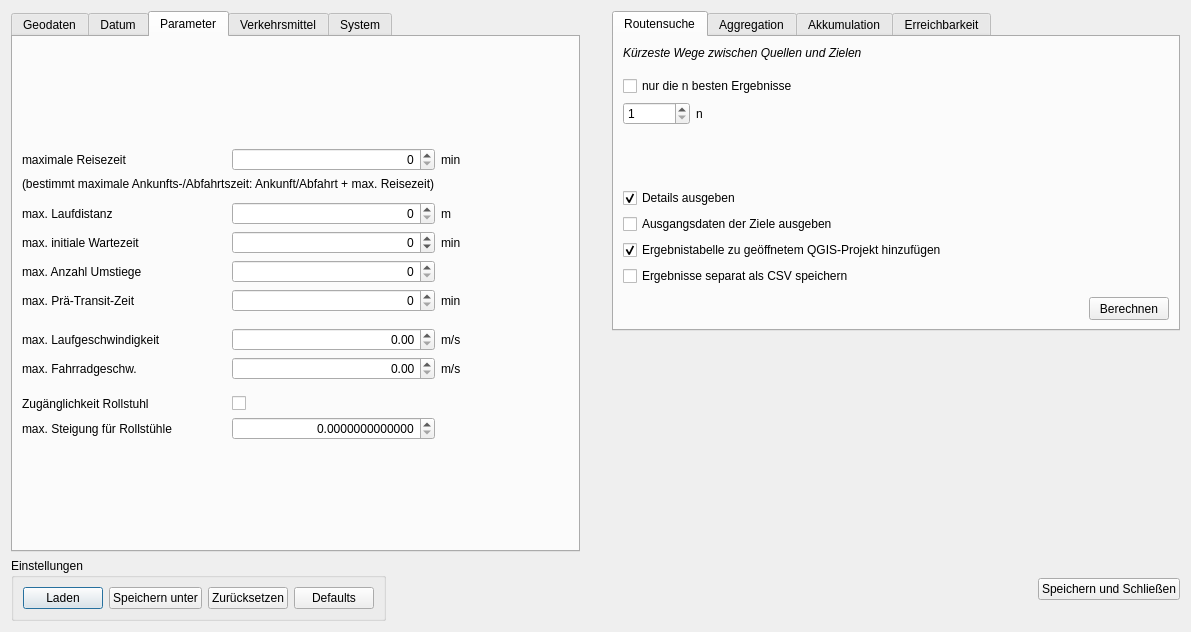
Old version of the form OTP/OTP_dialog_base.ui in the repository ChrFr/qgis-OTP.
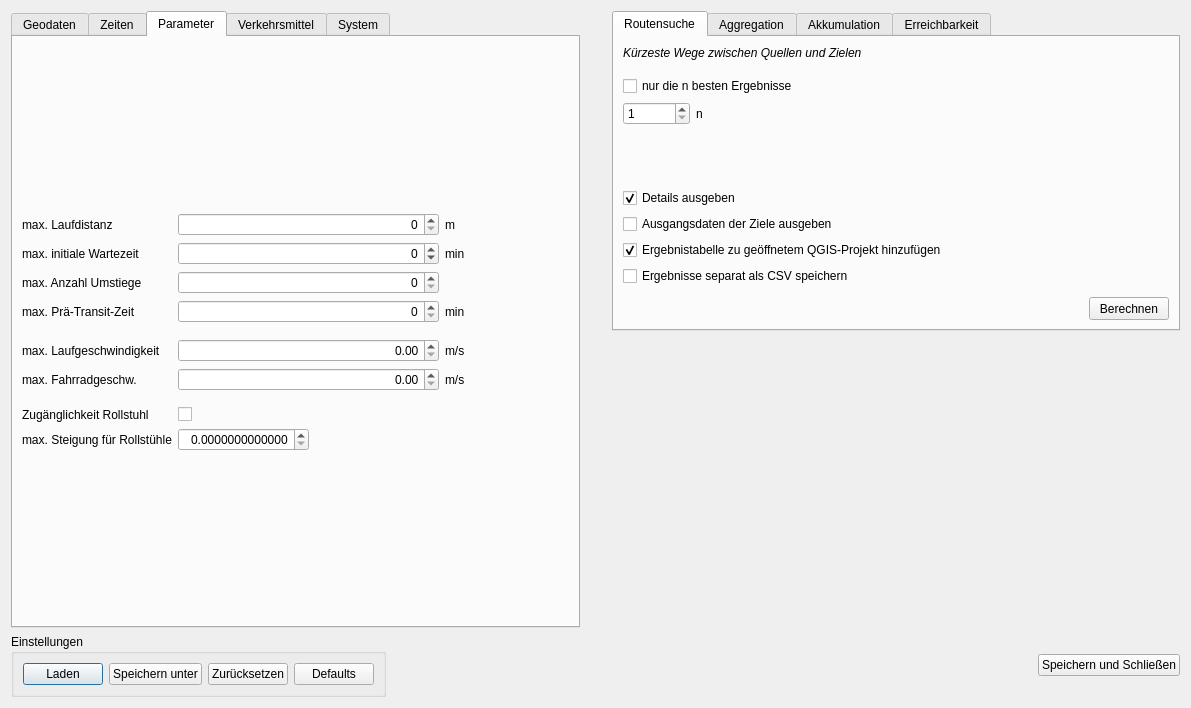
New version of the form. The open tabs and pages were chosen to show the change.

Commit message: Update: OTP UI - moved max time to different tab changed labeling

What changed in the file:
```diff
--- a/OTP/OTP_dialog_base.ui
+++ b/OTP/OTP_dialog_base.ui
@@ -10,7 +10,7 @@
     <x>0</x>
     <y>0</y>
     <width>1191</width>
-    <height>632</height>
+    <height>708</height>
    </rect>
   </property>
   <property name="minimumSize">
@@ -1015,7 +1015,7 @@
      </widget>
      <widget class="QWidget" name="tab_5">
       <attribute name="title">
-       <string>Datum</string>
+       <string>Zeiten</string>
       </attribute>
       <attribute name="toolTip">
        <string>Datum und Zeit der Routensuche</string>
@@ -1169,7 +1169,57 @@
        <item row="3" column="0">
         <layout class="QHBoxLayout" name="horizontalLayout_6">
          <item>
-          <spacer name="horizontalSpacer_10">
+          <widget class="QLabel" name="max_time_label_left">
+           <property name="toolTip">
+            <string>maximale Zeit, die für eine Route benötigt werden darf
+maximal einstellbarer Wert entspricht unendlich</string>
+           </property>
+           <property name="text">
+            <string>späteste Ankunft</string>
+           </property>
+           <property name="alignment">
+            <set>Qt::AlignLeading|Qt::AlignLeft|Qt::AlignVCenter</set>
+           </property>
+          </widget>
+         </item>
+         <item>
+          <widget class="QSpinBox" name="max_time_edit">
+           <property name="minimumSize">
+            <size>
+             <width>0</width>
+             <height>20</height>
+            </size>
+           </property>
+           <property name="toolTip">
+            <string>maximale Zeit, die für eine Route benötigt werden darf
+maximal einstellbarer Wert entspricht unendlich</string>
+           </property>
+           <property name="alignment">
+            <set>Qt::AlignRight|Qt::AlignTrailing|Qt::AlignVCenter</set>
+           </property>
+           <property name="minimum">
+            <number>0</number>
+           </property>
+           <property name="maximum">
+            <number>2147483647</number>
+           </property>
+           <property name="value">
+            <number>0</number>
+           </property>
+          </widget>
+         </item>
+         <item>
+          <widget class="QLabel" name="max_time_label_right">
+           <property name="toolTip">
+            <string/>
+           </property>
+           <property name="text">
+            <string>min nach Abfahrtszeit</string>
+           </property>
+          </widget>
+         </item>
+         <item>
+          <spacer name="horizontalSpacer_12">
            <property name="orientation">
             <enum>Qt::Horizontal</enum>
            </property>
@@ -1200,20 +1250,7 @@
        <string>zusätzliche Parameter der Routensuche</string>
       </attribute>
       <layout class="QGridLayout" name="gridLayout_7">
-       <item row="15" column="1">
-        <widget class="QDoubleSpinBox" name="bike_speed_edit">
-         <property name="toolTip">
-          <string>maximale Fahrradgeschwindigkeit</string>
-         </property>
-         <property name="alignment">
-          <set>Qt::AlignRight|Qt::AlignTrailing|Qt::AlignVCenter</set>
-         </property>
-         <property name="singleStep">
-          <double>0.100000000000000</double>
-         </property>
-        </widget>
-       </item>
-       <item row="16" column="1">
+       <item row="13" column="1">
         <spacer name="verticalSpacer_21">
          <property name="orientation">
           <enum>Qt::Vertical</enum>
@@ -1229,7 +1266,7 @@
          </property>
         </spacer>
        </item>
-       <item row="13" column="0">
+       <item row="10" column="0">
         <widget class="QLabel" name="label_15">
          <property name="toolTip">
           <string>maximale Laufgeschwindigkeit</string>
@@ -1239,7 +1276,7 @@
          </property>
         </widget>
        </item>
-       <item row="8" column="0">
+       <item row="5" column="0">
         <widget class="QLabel" name="label_23">
          <property name="toolTip">
           <string>maximale Anzahl der Umstiege auf der Route</string>
@@ -1249,7 +1286,7 @@
          </property>
         </widget>
        </item>
-       <item row="18" column="0">
+       <item row="15" column="0">
         <widget class="QLabel" name="label_34">
          <property name="toolTip">
           <string>maximale Steigung, bis zu der ein Routenabschnitt als für Rollstühle zugänglich gilt</string>
@@ -1259,7 +1296,21 @@
          </property>
         </widget>
        </item>
-       <item row="15" column="0">
+       <item row="6" column="3">
+        <widget class="QLabel" name="label_32">
+         <property name="text">
+          <string>min</string>
+         </property>
+        </widget>
+       </item>
+       <item row="12" column="3">
+        <widget class="QLabel" name="label_20">
+         <property name="text">
+          <string>m/s</string>
+         </property>
+        </widget>
+       </item>
+       <item row="12" column="0">
         <widget class="QLabel" name="label_19">
          <property name="toolTip">
           <string>maximale Fahrradgeschwindigkeit</string>
@@ -1269,54 +1320,14 @@
          </property>
         </widget>
        </item>
-       <item row="15" column="2">
-        <widget class="QLabel" name="label_20">
-         <property name="text">
-          <string>m/s</string>
-         </property>
-        </widget>
-       </item>
-       <item row="9" column="2">
-        <widget class="QLabel" name="label_32">
-         <property name="text">
-          <string>min</string>
-         </property>
-        </widget>
-       </item>
-       <item row="13" column="2">
+       <item row="10" column="3">
         <widget class="QLabel" name="label_16">
          <property name="text">
           <string>m/s</string>
          </property>
         </widget>
        </item>
-       <item row="9" column="1">
-        <widget class="QSpinBox" name="pre_transit_edit">
-         <property name="toolTip">
-          <string>Park &amp; Ride / Kiss &amp; Ride: maximale Anfahrtszeit zum Bahnhof</string>
-         </property>
-         <property name="alignment">
-          <set>Qt::AlignRight|Qt::AlignTrailing|Qt::AlignVCenter</set>
-         </property>
-        </widget>
-       </item>
-       <item row="10" column="1">
-        <spacer name="verticalSpacer_22">
-         <property name="orientation">
-          <enum>Qt::Vertical</enum>
-         </property>
-         <property name="sizeType">
-          <enum>QSizePolicy::Fixed</enum>
-         </property>
-         <property name="sizeHint" stdset="0">
-          <size>
-           <width>20</width>
-           <height>10</height>
-          </size>
-         </property>
-        </spacer>
-       </item>
-       <item row="17" column="1">
+       <item row="14" column="1">
         <widget class="QCheckBox" name="wheelchair_check">
          <property name="toolTip">
           <string>Berücksichtung der Zugänglichkeit für Rollstühle an/aus</string>
@@ -1326,17 +1337,23 @@
          </property>
         </widget>
        </item>
-       <item row="8" column="1">
-        <widget class="QSpinBox" name="transfers_edit">
-         <property name="toolTip">
-          <string>maximale Anzahl der Umstiege auf der Route</string>
+       <item row="7" column="1">
+        <spacer name="verticalSpacer_22">
+         <property name="orientation">
+          <enum>Qt::Vertical</enum>
          </property>
-         <property name="alignment">
-          <set>Qt::AlignRight|Qt::AlignTrailing|Qt::AlignVCenter</set>
+         <property name="sizeType">
+          <enum>QSizePolicy::Fixed</enum>
          </property>
-        </widget>
+         <property name="sizeHint" stdset="0">
+          <size>
+           <width>20</width>
+           <height>10</height>
+          </size>
+         </property>
+        </spacer>
        </item>
-       <item row="18" column="1">
+       <item row="15" column="1">
         <widget class="QDoubleSpinBox" name="max_slope_edit">
          <property name="toolTip">
           <string>maximale Steigung, bis zu der ein Routenabschnitt als für Rollstühle zugänglich gilt</string>
@@ -1352,54 +1369,7 @@
          </property>
         </widget>
        </item>
-       <item row="7" column="0">
-        <widget class="QLabel" name="label_21">
-         <property name="toolTip">
-          <string>maximale Wartezeit zu Beginn der Route 
--1: Wartezeit wird ignoriert 
- 0: Wartezeit wird zu Reisezeit addiert 
- &gt;0: maximale Wartezeit zu Beginn der Reise</string>
-         </property>
-         <property name="text">
-          <string>max. initiale Wartezeit</string>
-         </property>
-        </widget>
-       </item>
-       <item row="7" column="1">
-        <widget class="QSpinBox" name="clamp_edit">
-         <property name="toolTip">
-          <string>maximale Wartezeit zu Beginn der Route 
--1: Wartezeit wird ignoriert 
- 0: Wartezeit wird zu Reisezeit addiert 
- &gt;0: maximale Wartezeit zu Beginn der Reise</string>
-         </property>
-         <property name="alignment">
-          <set>Qt::AlignRight|Qt::AlignTrailing|Qt::AlignVCenter</set>
-         </property>
-         <property name="minimum">
-          <number>-1</number>
-         </property>
-         <property name="maximum">
-          <number>1000000000</number>
-         </property>
-        </widget>
-       </item>
-       <item row="4" column="1">
-        <widget class="QSpinBox" name="max_walk_dist_edit">
-         <property name="toolTip">
-          <string>maximale Distanz, die auf der Route zu Fuß zurückgelegt werden darf 
-maximal einstellbarer Wert entspricht unendlich 
-ACHTUNG: wird ignori</string>
-         </property>
-         <property name="alignment">
-          <set>Qt::AlignRight|Qt::AlignTrailing|Qt::AlignVCenter</set>
-         </property>
-         <property name="maximum">
-          <number>2147483647</number>
-         </property>
-        </widget>
-       </item>
-       <item row="7" column="2">
+       <item row="4" column="3">
         <widget class="QLabel" name="label_22">
          <property name="toolTip">
           <string/>
@@ -1409,55 +1379,19 @@
          </property>
         </widget>
        </item>
-       <item row="1" column="2">
-        <widget class="QLabel" name="label_8">
-         <property name="toolTip">
-          <string/>
-         </property>
-         <property name="text">
-          <string>min</string>
-         </property>
-        </widget>
-       </item>
-       <item row="1" column="1">
-        <widget class="QSpinBox" name="max_time_edit">
-         <property name="minimumSize">
-          <size>
-           <width>0</width>
-           <height>20</height>
-          </size>
-         </property>
-         <property name="toolTip">
-          <string>maximale Zeit, die für eine Route benötigt werden darf
-maximal einstellbarer Wert entspricht unendlich</string>
-         </property>
-         <property name="alignment">
-          <set>Qt::AlignRight|Qt::AlignTrailing|Qt::AlignVCenter</set>
-         </property>
-         <property name="minimum">
-          <number>0</number>
-         </property>
-         <property name="maximum">
-          <number>2147483647</number>
-         </property>
-         <property name="value">
-          <number>0</number>
-         </property>
-        </widget>
-       </item>
        <item row="4" column="0">
-        <widget class="QLabel" name="label_17">
+        <widget class="QLabel" name="label_21">
          <property name="toolTip">
           <string>maximale Distanz, die auf der Route zu Fuß zurückgelegt werden darf 
 maximal einstellbarer Wert entspricht unendlich 
 ACHTUNG: wird ignori</string>
          </property>
          <property name="text">
-          <string>max. Laufdistanz</string>
+          <string>max. initiale Wartezeit</string>
          </property>
         </widget>
        </item>
-       <item row="4" column="2">
+       <item row="1" column="3">
         <widget class="QLabel" name="label_18">
          <property name="toolTip">
           <string/>
@@ -1468,29 +1402,16 @@
         </widget>
        </item>
        <item row="1" column="0">
-        <widget class="QLabel" name="label_7">
+        <widget class="QLabel" name="label_17">
          <property name="toolTip">
           <string>maximale Zeit, die für eine Route benötigt werden darf
 maximal einstellbarer Wert entspricht unendlich</string>
          </property>
          <property name="text">
-          <string>maximale Reisezeit</string>
+          <string>max. Laufdistanz</string>
          </property>
         </widget>
        </item>
-       <item row="20" column="1">
-        <spacer name="verticalSpacer_14">
-         <property name="orientation">
-          <enum>Qt::Vertical</enum>
-         </property>
-         <property name="sizeHint" stdset="0">
-          <size>
-           <width>20</width>
-           <height>40</height>
-          </size>
-         </property>
-        </spacer>
-       </item>
        <item row="0" column="1">
         <spacer name="verticalSpacer_9">
          <property name="orientation">
@@ -1504,17 +1425,7 @@
          </property>
         </spacer>
        </item>
-       <item row="17" column="0">
-        <widget class="QLabel" name="label_33">
-         <property name="toolTip">
-          <string>Berücksichtung der Zugänglichkeit für Rollstühle an/aus</string>
-         </property>
-         <property name="text">
-          <string>Zugänglichkeit Rollstuhl </string>
-         </property>
-        </widget>
-       </item>
-       <item row="9" column="0">
+       <item row="6" column="0">
         <widget class="QLabel" name="label_31">
          <property name="toolTip">
           <string>Park &amp; Ride / Kiss &amp; Ride: maximale Anfahrtszeit zum Bahnhof</string>
@@ -1524,7 +1435,97 @@
          </property>
         </widget>
        </item>
-       <item row="13" column="1">
+       <item row="14" column="0">
+        <widget class="QLabel" name="label_33">
+         <property name="toolTip">
+          <string>Berücksichtung der Zugänglichkeit für Rollstühle an/aus</string>
+         </property>
+         <property name="text">
+          <string>Zugänglichkeit Rollstuhl </string>
+         </property>
+        </widget>
+       </item>
+       <item row="17" column="1">
+        <spacer name="verticalSpacer_14">
+         <property name="orientation">
+          <enum>Qt::Vertical</enum>
+         </property>
+         <property name="sizeHint" stdset="0">
+          <size>
+           <width>20</width>
+           <height>40</height>
+          </size>
+         </property>
+        </spacer>
+       </item>
+       <item row="4" column="1" colspan="2">
+        <widget class="QSpinBox" name="clamp_edit">
+         <property name="toolTip">
+          <string>maximale Wartezeit zu Beginn der Route 
+-1: Wartezeit wird ignoriert 
+ 0: Wartezeit wird zu Reisezeit addiert 
+ &gt;0: maximale Wartezeit zu Beginn der Reise</string>
+         </property>
+         <property name="alignment">
+          <set>Qt::AlignRight|Qt::AlignTrailing|Qt::AlignVCenter</set>
+         </property>
+         <property name="minimum">
+          <number>-1</number>
+         </property>
+         <property name="maximum">
+          <number>1000000000</number>
+         </property>
+        </widget>
+       </item>
+       <item row="1" column="1" colspan="2">
+        <widget class="QSpinBox" name="max_walk_dist_edit">
+         <property name="toolTip">
+          <string>maximale Distanz, die auf der Route zu Fuß zurückgelegt werden darf 
+maximal einstellbarer Wert entspricht unendlich 
+ACHTUNG: wird ignori</string>
+         </property>
+         <property name="alignment">
+          <set>Qt::AlignRight|Qt::AlignTrailing|Qt::AlignVCenter</set>
+         </property>
+         <property name="maximum">
+          <number>2147483647</number>
+         </property>
+        </widget>
+       </item>
+       <item row="5" column="1" colspan="2">
+        <widget class="QSpinBox" name="transfers_edit">
+         <property name="toolTip">
+          <string>maximale Anzahl der Umstiege auf der Route</string>
+         </property>
+         <property name="alignment">
+          <set>Qt::AlignRight|Qt::AlignTrailing|Qt::AlignVCenter</set>
+         </property>
+        </widget>
+       </item>
+       <item row="6" column="1" colspan="2">
+        <widget class="QSpinBox" name="pre_transit_edit">
+         <property name="toolTip">
+          <string>Park &amp; Ride / Kiss &amp; Ride: maximale Anfahrtszeit zum Bahnhof</string>
+         </property>
+         <property name="alignment">
+          <set>Qt::AlignRight|Qt::AlignTrailing|Qt::AlignVCenter</set>
+         </property>
+        </widget>
+       </item>
+       <item row="12" column="1" colspan="2">
+        <widget class="QDoubleSpinBox" name="bike_speed_edit">
+         <property name="toolTip">
+          <string>maximale Fahrradgeschwindigkeit</string>
+         </property>
+         <property name="alignment">
+          <set>Qt::AlignRight|Qt::AlignTrailing|Qt::AlignVCenter</set>
+         </property>
+         <property name="singleStep">
+          <double>0.100000000000000</double>
+         </property>
+        </widget>
+       </item>
+       <item row="10" column="1" colspan="2">
         <widget class="QDoubleSpinBox" name="walk_speed_edit">
          <property name="toolTip">
           <string>maximale Laufgeschwindigkeit</string>
@@ -1537,32 +1538,6 @@
          </property>
         </widget>
        </item>
-       <item row="2" column="0" colspan="2">
-        <widget class="QLabel" name="max_time_explanation_label">
-         <property name="toolTip">
-          <string/>
-         </property>
-         <property name="text">
-          <string>(bestimmt maximale Ankunfts-/Abfahrtszeit: Ankunft/Abfahrt + max. Reisezeit)</string>
-         </property>
-        </widget>
-       </item>
-       <item row="3" column="0">
-        <spacer name="verticalSpacer_26">
-         <property name="orientation">
-          <enum>Qt::Vertical</enum>
-         </property>
-         <property name="sizeType">
-          <enum>QSizePolicy::Fixed</enum>
-         </property>
-         <property name="sizeHint" stdset="0">
-          <size>
-           <width>20</width>
-           <height>5</height>
-          </size>
-         </property>
-        </spacer>
-       </item>
       </layout>
      </widget>
      <widget class="QWidget" name="tab_4">
```
Left out of the diff: 55 changed lines with no effect on the pictures.
